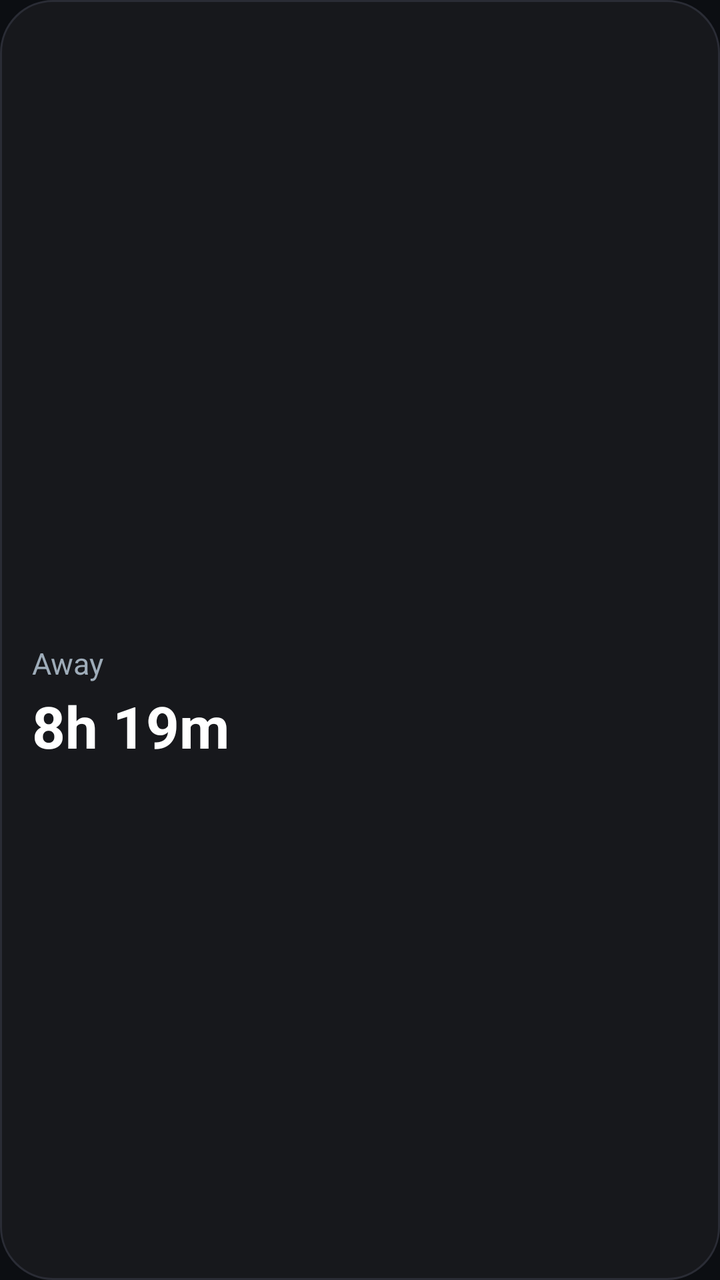
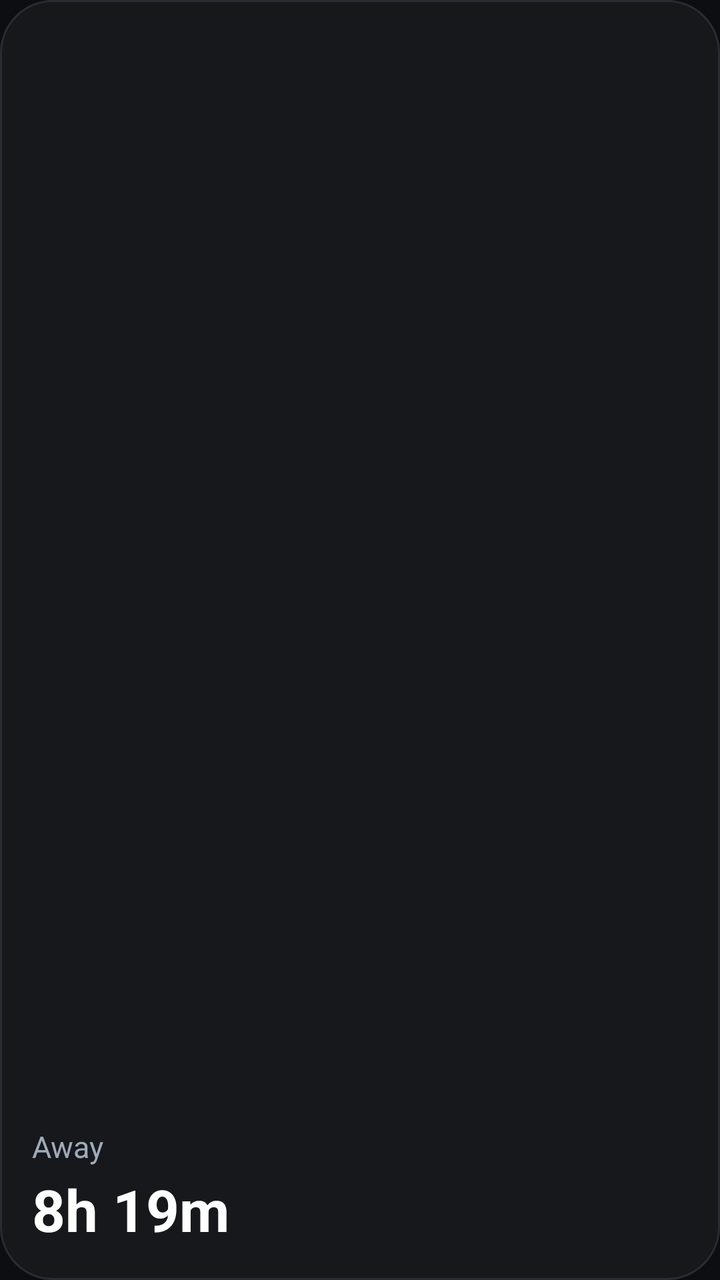

An Android layout rendered at two revisions. The XML below is the earlier revision; the diff shows what the commit changed to produce the second picture.
<!-- AndroidManifest.xml: application theme Theme.Awaytime -->
<!-- res/layout/widget_away_small.xml -->
<?xml version="1.0" encoding="utf-8"?>
<LinearLayout xmlns:android="http://schemas.android.com/apk/res/android"
    android:id="@+id/widget_root"
    android:layout_width="match_parent"
    android:layout_height="match_parent"
    android:orientation="vertical"
    android:background="@drawable/bg_widget_small"
    android:padding="16dp">

    
    <ImageView
        android:id="@+id/iv_timeline"
        android:layout_width="match_parent"
        android:layout_height="32dp"
        android:scaleType="fitXY"
        android:contentDescription="Away Timeline" />

    
    <FrameLayout
        android:layout_width="match_parent"
        android:layout_height="0dp"
        android:layout_weight="1" />

    
    <RelativeLayout
        android:layout_width="match_parent"
        android:layout_height="wrap_content">

        <LinearLayout
            android:layout_width="wrap_content"
            android:layout_height="wrap_content"
            android:layout_alignParentStart="true"
            android:layout_centerVertical="true"
            android:orientation="vertical">

            <TextView
                android:id="@+id/tv_away_label"
                android:layout_width="wrap_content"
                android:layout_height="wrap_content"
                android:text="Away"
                android:textColor="#FF9EACB9"
                android:textSize="15sp" />

            <TextView
                android:id="@+id/tv_away_time"
                android:layout_width="wrap_content"
                android:layout_height="wrap_content"
                android:layout_marginTop="2dp"
                android:text="8h 19m"
                android:textColor="#FFFFFFFF"
                android:textSize="29sp"
                android:textStyle="bold" />

            <ImageView
                android:id="@+id/iv_away_time"
                android:layout_width="wrap_content"
                android:layout_height="40dp"
                android:layout_marginTop="2dp"
                android:visibility="gone"
                android:adjustViewBounds="true"
                android:contentDescription="Away Time" />
        </LinearLayout>

        <ImageView
            android:id="@+id/iv_sparkle"
            android:layout_width="26dp"
            android:layout_height="26dp"
            android:layout_alignParentEnd="true"
            android:layout_alignParentBottom="true"
            android:layout_marginBottom="4dp"
            android:src="@drawable/ic_sparkle"
            android:contentDescription="Away Sparkle Icon" />

    </RelativeLayout>

</LinearLayout>
<!-- resources referenced by this layout -->
<resources>
  <!-- drawable bg_widget_small (drawable) -->
  <?xml version="1.0" encoding="utf-8"?>
  <shape xmlns:android="http://schemas.android.com/apk/res/android"
      android:shape="rectangle">
      <solid android:color="#FF17181C" />
      <corners android:radius="26dp" />
      <stroke
          android:width="1dp"
          android:color="#FF2A2C35" />
  </shape>
  <!-- drawable ic_sparkle (drawable) -->
  <vector xmlns:android="http://schemas.android.com/apk/res/android"
      android:width="24dp"
      android:height="24dp"
      android:viewportWidth="24"
      android:viewportHeight="24">
    <path
        android:fillColor="#FF4F8DF7"
        android:pathData="M12,2 L13.2,9.2 L19.8,5.4 L14.8,11.2 L22,12 L14.8,12.8 L19.8,18.6 L13.2,14.8 L12,22 L10.8,14.8 L4.2,18.6 L9.2,12.8 L2,12 L9.2,11.2 L4.2,5.4 L10.8,9.2 Z" />
  </vector>
  <style name="Theme.Awaytime" parent="android:Theme.Material.NoActionBar">
          <item name="android:statusBarColor">#0C0E12</item>
          <item name="android:navigationBarColor">#0C0E12</item>
          <item name="android:windowBackground">#0C0E12</item>
      </style>
</resources>

<!-- the commit's change to res/layout/widget_away_small.xml (unified diff, before → after) -->
@@ -27,6 +27,7 @@
         android:layout_height="wrap_content">
 
         <LinearLayout
+            android:id="@+id/ll_away_details"
             android:layout_width="wrap_content"
             android:layout_height="wrap_content"
             android:layout_alignParentStart="true"
@@ -63,12 +64,10 @@
 
         <ImageView
             android:id="@+id/iv_sparkle"
-            android:layout_width="26dp"
-            android:layout_height="26dp"
+            android:layout_width="28dp"
+            android:layout_height="28dp"
             android:layout_alignParentEnd="true"
-            android:layout_alignParentBottom="true"
-            android:layout_marginBottom="4dp"
-            android:src="@drawable/ic_sparkle"
+            android:layout_centerVertical="true"
             android:contentDescription="Away Sparkle Icon" />
 
     </RelativeLayout>
<!-- resource entries referenced after the edit -->
@@ -10,16 +10,6 @@
           android:width="1dp"
           android:color="#FF2A2C35" />
   </shape>
-  <!-- drawable ic_sparkle (drawable) -->
-  <vector xmlns:android="http://schemas.android.com/apk/res/android"
-      android:width="24dp"
-      android:height="24dp"
-      android:viewportWidth="24"
-      android:viewportHeight="24">
-    <path
-        android:fillColor="#FF4F8DF7"
-        android:pathData="M12,2 L13.2,9.2 L19.8,5.4 L14.8,11.2 L22,12 L14.8,12.8 L19.8,18.6 L13.2,14.8 L12,22 L10.8,14.8 L4.2,18.6 L9.2,12.8 L2,12 L9.2,11.2 L4.2,5.4 L10.8,9.2 Z" />
-  </vector>
   <style name="Theme.Awaytime" parent="android:Theme.Material.NoActionBar">
           <item name="android:statusBarColor">#0C0E12</item>
           <item name="android:navigationBarColor">#0C0E12</item>
